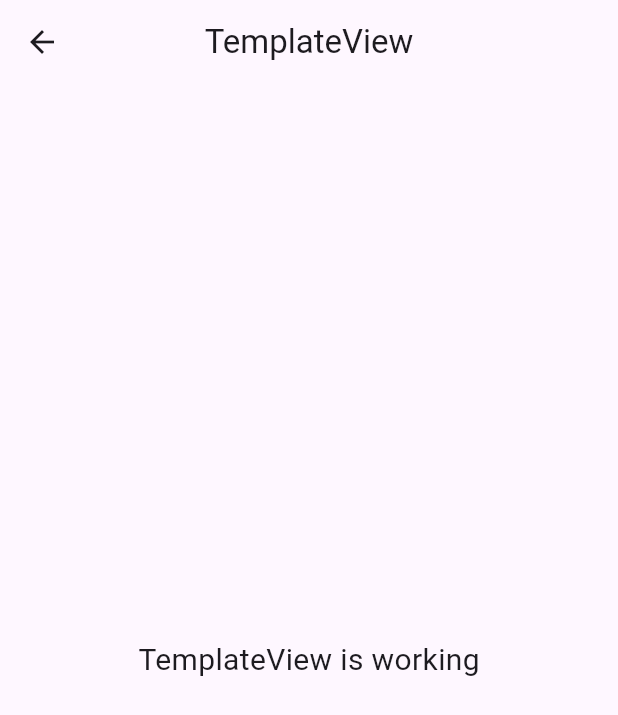
After one commit to jobanull/Dart_Flutter_Res_Daily, a Flutter app: the TemplateView screen opened by its route, on a phone screen of 412 x 824 dp. The commit adds this screen. Shown: the top 715 px of the screen. Run offline on Flutter 3.47's test engine with Material 3 defaults, Android fonts, the phone set to English and light mode, and no system bars; our stand-ins replace get.

Commit message:
Add Template Module

```diff
--- /dev/null
+++ b/lib/app/modules/template/views/template_view.dart
@@ -0,0 +1,23 @@
+import 'package:flutter/material.dart';
+
+import 'package:get/get.dart';
+
+import '../controllers/template_controller.dart';
+
+class TemplateView extends GetView<TemplateController> {
+  @override
+  Widget build(BuildContext context) {
+    return Scaffold(
+      appBar: AppBar(
+        title: Text('TemplateView'),
+        centerTitle: true,
+      ),
+      body: Center(
+        child: Text(
+          'TemplateView is working',
+          style: TextStyle(fontSize: 20),
+        ),
+      ),
+    );
+  }
+}
--- a/lib/app/routes/app_pages.dart
+++ b/lib/app/routes/app_pages.dart
@@ -2,6 +2,8 @@ import 'package:get/get.dart';
 
 import 'package:testing/app/modules/home/bindings/home_binding.dart';
 import 'package:testing/app/modules/home/views/home_view.dart';
+import 'package:testing/app/modules/template/bindings/template_binding.dart';
+import 'package:testing/app/modules/template/views/template_view.dart';
 
 part 'app_routes.dart';
 
@@ -16,5 +18,10 @@ class AppPages {
       page: () => HomeView(),
       binding: HomeBinding(),
     ),
+    GetPage(
+      name: _Paths.TEMPLATE,
+      page: () => TemplateView(),
+      binding: TemplateBinding(),
+    ),
   ];
 }
--- a/lib/app/routes/app_routes.dart
+++ b/lib/app/routes/app_routes.dart
@@ -5,8 +5,12 @@ abstract class Routes {
   Routes._();
 
   static const HOME = _Paths.HOME;
+  static const TEMPLATE = _Paths.TEMPLATE;
+  static const STUDY = _Paths.STUDY;
 }
 
 abstract class _Paths {
   static const HOME = '/home';
+  static const TEMPLATE = '/template';
+  static const STUDY = '/study';
 }
```
Also changed, not shown: lib/app/modules/template/bindings/template_binding.dart (added, +12 -0 lines), lib/app/modules/template/controllers/template_controller.dart (added, +20 -0 lines), 1 other file.
